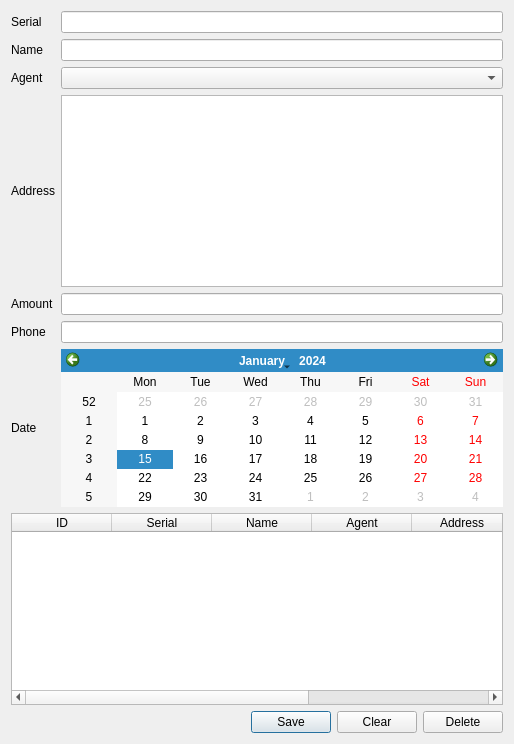
First picture: the form in editdebtordialog.ui, repository alanhaggai/Daily-Collection, before the edit.
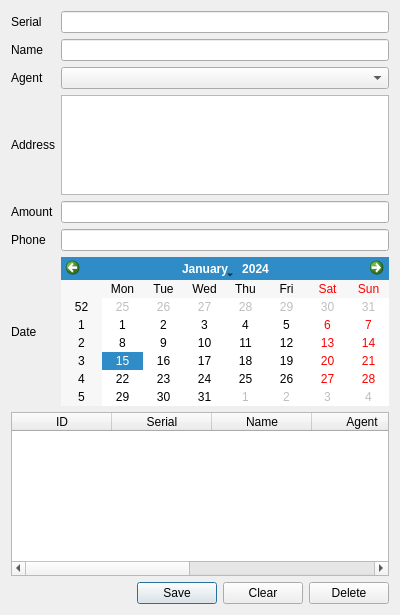
Second picture: the form after the edit.

Commit message: Adjusted height and width of dialogs and other widgets for more usability

Patch:
```diff
--- a/editdebtordialog.ui
+++ b/editdebtordialog.ui
@@ -6,8 +6,8 @@
    <rect>
     <x>0</x>
     <y>0</y>
-    <width>514</width>
-    <height>744</height>
+    <width>400</width>
+    <height>615</height>
    </rect>
   </property>
   <property name="windowTitle">
@@ -56,7 +56,20 @@
     </widget>
    </item>
    <item row="3" column="1">
-    <widget class="QTextEdit" name="addressEdit"/>
+    <widget class="QTextEdit" name="addressEdit">
+     <property name="sizePolicy">
+      <sizepolicy hsizetype="Expanding" vsizetype="Fixed">
+       <horstretch>0</horstretch>
+       <verstretch>0</verstretch>
+      </sizepolicy>
+     </property>
+     <property name="maximumSize">
+      <size>
+       <width>16777215</width>
+       <height>100</height>
+      </size>
+     </property>
+    </widget>
    </item>
    <item row="4" column="0">
     <widget class="QLabel" name="label_5">
@@ -86,7 +99,14 @@
     </widget>
    </item>
    <item row="6" column="1">
-    <widget class="QCalendarWidget" name="dateCalendar"/>
+    <widget class="QCalendarWidget" name="dateCalendar">
+     <property name="sizePolicy">
+      <sizepolicy hsizetype="Preferred" vsizetype="Fixed">
+       <horstretch>0</horstretch>
+       <verstretch>0</verstretch>
+      </sizepolicy>
+     </property>
+    </widget>
    </item>
    <item row="7" column="0" colspan="2">
     <widget class="QTableWidget" name="tableWidget">
```
The commit also changes 4 other files.
